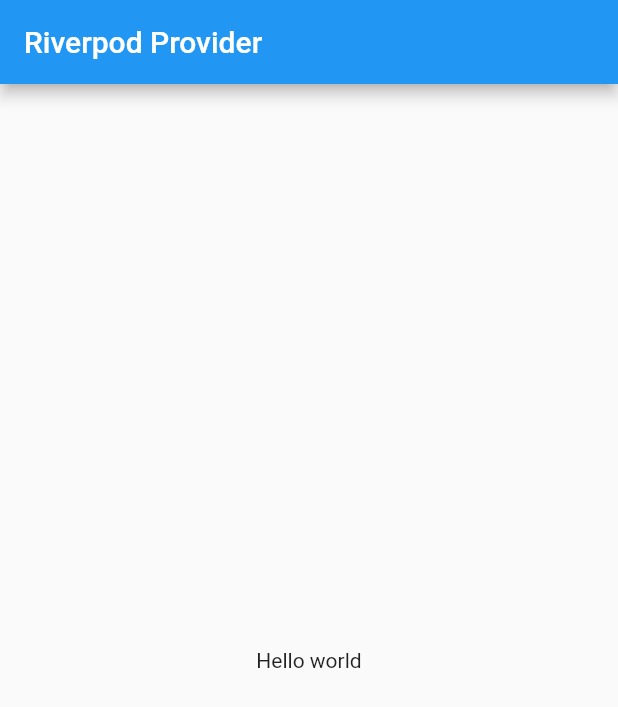
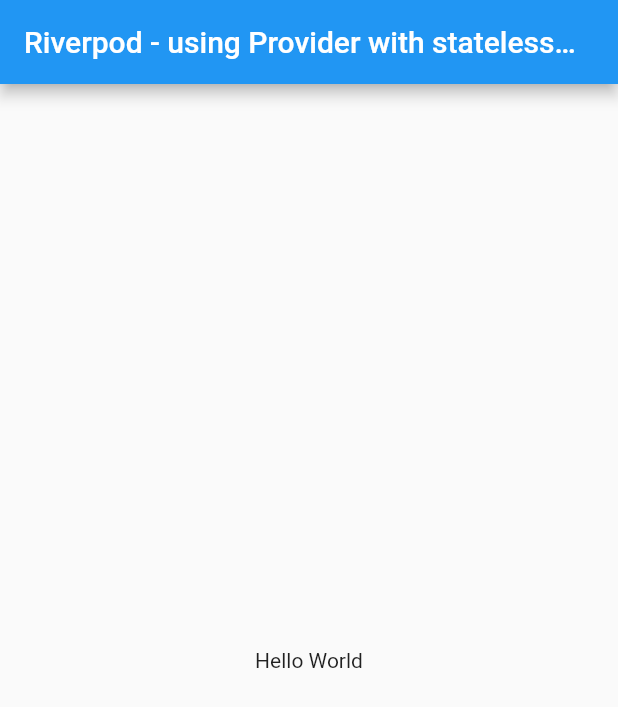
Before and after one commit to donPuerto/flutter_app_state_management_riverpod, a Flutter app: the screen it shows after launch, on a phone screen of 412 x 824 dp. Shown: the top 707 px of the screen. Run offline on Flutter 3.47's test engine with Material 2 defaults, Android fonts, the phone set to English and light mode, and no system bars; our stand-ins replace flutter_riverpod.

Commit message:
new update

```diff
--- a/lib/main.dart
+++ b/lib/main.dart
@@ -1,44 +1,32 @@
 import 'package:flutter/material.dart';
 import 'package:flutter_riverpod/flutter_riverpod.dart';
+
+import 'providers/demo_provider.dart';
 
 final helloWorldProvider = Provider((_) => 'world');
 
 void main() {
   runApp(
     // Adding ProviderScope enables Riverpod for the entire project
-    const ProviderScope(child: MyApp()),
+    const ProviderScope(child: Main()),
   );
 }
 
-class MyApp extends StatelessWidget {
-  const MyApp({super.key});
-
-  // This widget is the root of your application.
-  @override
-  Widget build(BuildContext context) {
-    return MaterialApp(
-        title: 'Flutter Demo',
-        theme: ThemeData(
-          primarySwatch: Colors.blue,
-        ),
-        home: const MyHomePage());
-  }
-}
-
-class MyHomePage extends StatelessWidget {
-  const MyHomePage({Key? key}) : super(key: key);
+class Main extends ConsumerWidget {
+  const Main({Key? key}) : super(key: key);
 
   @override
-  Widget build(BuildContext context) {
-    return Scaffold(
-      appBar: AppBar(
-        title: const Text("Riverpod Provider"),
-      ),
-      body: Center(
-        child: Consumer(builder: (context, ref, child) {
-          final greetings = ref.watch(helloWorldProvider);
-          return Text('Hello $greetings');
-        }),
+  Widget build(BuildContext context, WidgetRef ref) {
+    final String value = ref.watch(greetingsProvider);
+    return MaterialApp(
+      title: 'Riverpod Tutorial',
+      home: Scaffold(
+        appBar: AppBar(
+            title:
+                const Text('Riverpod - using Provider with statelesswidget')),
+        body: Center(
+          child: Text('Hello $value'),
+        ),
       ),
     );
   }
--- /dev/null
+++ b/lib/providers/demo_provider.dart
@@ -0,0 +1,3 @@
+import 'package:flutter_riverpod/flutter_riverpod.dart';
+
+final greetingsProvider = Provider<String>((ref) => 'World');
```
